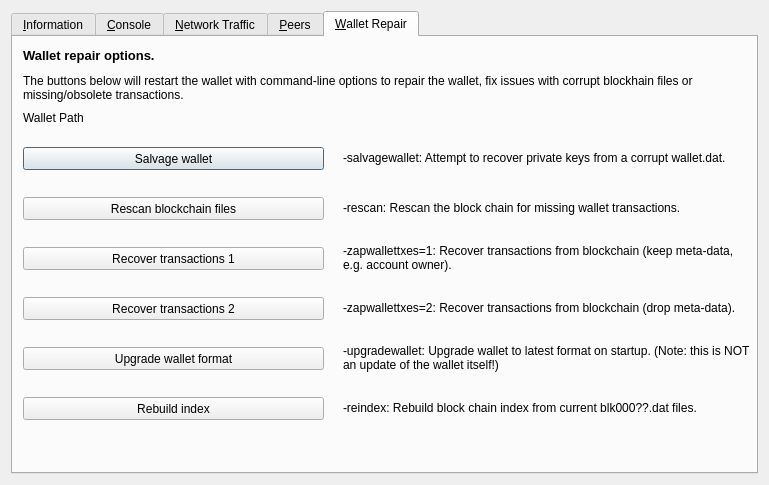
Above: src/qt/forms/rpcconsole.ui from listedlinked/superbee before the change. Below: the same form after it.
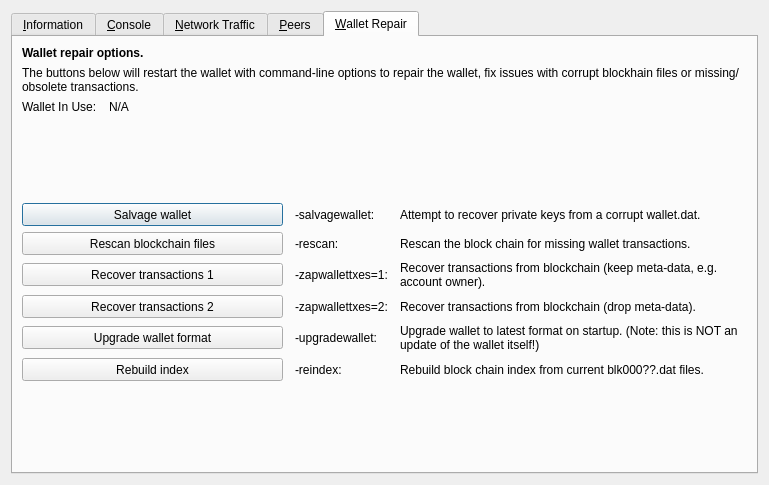
That is the form after the change. The open tabs and pages were chosen to show the change. Icons and pictures are not drawn. Custom widgets are drawn as their Qt base class.

Commit message: [Qt] Refactor layout for rpcconsole UI

Diff of the .ui file:
```diff
--- a/src/qt/forms/rpcconsole.ui
+++ b/src/qt/forms/rpcconsole.ui
@@ -1068,18 +1068,80 @@
       <attribute name="title">
        <string>&amp;Wallet Repair</string>
       </attribute>
+      <layout class="QGridLayout" name="gridLayout_4" columnstretch="0,1,0,2">
+       <property name="horizontalSpacing">
+        <number>12</number>
+       </property>
+       <item row="0" column="0" colspan="4">
+        <widget class="QLabel" name="label_repair_header">
+         <property name="font">
+          <font>
+           <weight>75</weight>
+           <bold>true</bold>
+          </font>
+         </property>
+         <property name="text">
+          <string>Wallet repair options.</string>
+         </property>
+        </widget>
+       </item>
+       <item row="1" column="0" colspan="4">
+        <widget class="QLabel" name="label_repair_helptext">
+         <property name="font">
+          <font>
+           <weight>50</weight>
+           <bold>false</bold>
+          </font>
+         </property>
+         <property name="text">
+          <string>The buttons below will restart the wallet with command-line options to repair the wallet, fix issues with corrupt blockhain files or missing/obsolete transactions.</string>
+         </property>
+         <property name="wordWrap">
+          <bool>true</bool>
+         </property>
+        </widget>
+       </item>
+       <item row="2" column="0">
+        <widget class="QLabel" name="wallet_path_label">
+         <property name="text">
+          <string>Wallet In Use:</string>
+         </property>
+        </widget>
+       </item>
+       <item row="2" column="1" colspan="3">
+        <widget class="QLabel" name="wallet_path">
+         <property name="cursor">
+          <cursorShape>IBeamCursor</cursorShape>
+         </property>
+         <property name="text">
+          <string>N/A</string>
+         </property>
+         <property name="textFormat">
+          <enum>Qt::PlainText</enum>
+         </property>
+         <property name="textInteractionFlags">
+          <set>Qt::LinksAccessibleByMouse|Qt::TextSelectableByKeyboard|Qt::TextSelectableByMouse</set>
+         </property>
+        </widget>
+       </item>
+       <item row="3" column="0">
+        <spacer name="verticalSpacer_repair1">
+         <property name="orientation">
+          <enum>Qt::Vertical</enum>
+         </property>
+         <property name="sizeHint" stdset="0">
+          <size>
+           <width>10</width>
+           <height>10</height>
+          </size>
+         </property>
+        </spacer>
+       </item>
+       <item row="4" column="0" colspan="2">
       <widget class="QPushButton" name="btn_salvagewallet">
-       <property name="geometry">
-        <rect>
-         <x>10</x>
-         <y>110</y>
-         <width>301</width>
-         <height>23</height>
-        </rect>
-       </property>
        <property name="minimumSize">
         <size>
-         <width>180</width>
+           <width>100</width>
          <height>23</height>
         </size>
        </property>
@@ -1087,18 +1149,29 @@
         <string>Salvage wallet</string>
        </property>
       </widget>
+       </item>
+       <item row="4" column="2">
+        <widget class="QLabel" name="label_repair_salvage_command">
+         <property name="text">
+          <string notr="true">-salvagewallet:</string>
+         </property>
+        </widget>
+       </item>
+       <item row="4" column="3">
+        <widget class="QLabel" name="label_repair_salvage">
+         <property name="text">
+          <string>Attempt to recover private keys from a corrupt wallet.dat.</string>
+         </property>
+         <property name="wordWrap">
+          <bool>true</bool>
+         </property>
+        </widget>
+       </item>
+       <item row="5" column="0" colspan="2">
       <widget class="QPushButton" name="btn_rescan">
-       <property name="geometry">
-        <rect>
-         <x>10</x>
-         <y>160</y>
-         <width>301</width>
-         <height>23</height>
-        </rect>
-       </property>
        <property name="minimumSize">
         <size>
-         <width>180</width>
+           <width>100</width>
          <height>23</height>
         </size>
        </property>
@@ -1106,18 +1179,29 @@
         <string>Rescan blockchain files</string>
        </property>
       </widget>
+       </item>
+       <item row="5" column="2">
+        <widget class="QLabel" name="label_repair_rescan_command">
+         <property name="text">
+          <string notr="true">-rescan:</string>
+         </property>
+        </widget>
+       </item>
+       <item row="5" column="3">
+        <widget class="QLabel" name="label_repair_rescan">
+         <property name="text">
+          <string>Rescan the block chain for missing wallet transactions.</string>
+         </property>
+         <property name="wordWrap">
+          <bool>true</bool>
+         </property>
+        </widget>
+       </item>
+       <item row="6" column="0" colspan="2">
       <widget class="QPushButton" name="btn_zapwallettxes1">
-       <property name="geometry">
-        <rect>
-         <x>10</x>
-         <y>210</y>
-         <width>301</width>
-         <height>23</height>
-        </rect>
-       </property>
        <property name="minimumSize">
         <size>
-         <width>180</width>
+           <width>100</width>
          <height>23</height>
         </size>
        </property>
@@ -1125,18 +1209,29 @@
         <string>Recover transactions 1</string>
        </property>
       </widget>
+       </item>
+       <item row="6" column="2">
+        <widget class="QLabel" name="label_repair_zap1_command">
+         <property name="text">
+          <string notr="true">-zapwallettxes=1:</string>
+         </property>
+        </widget>
+       </item>
+       <item row="6" column="3">
+        <widget class="QLabel" name="label_repair_zap1">
+         <property name="text">
+          <string>Recover transactions from blockchain (keep meta-data, e.g. account owner).</string>
+         </property>
+         <property name="wordWrap">
+          <bool>true</bool>
+         </property>
+        </widget>
+       </item>
+       <item row="7" column="0" colspan="2">
       <widget class="QPushButton" name="btn_zapwallettxes2">
-       <property name="geometry">
-        <rect>
-         <x>10</x>
-         <y>260</y>
-         <width>301</width>
-         <height>23</height>
-        </rect>
-       </property>
        <property name="minimumSize">
         <size>
-         <width>180</width>
+           <width>100</width>
          <height>23</height>
         </size>
        </property>
@@ -1144,18 +1239,29 @@
         <string>Recover transactions 2</string>
        </property>
       </widget>
+       </item>
+       <item row="7" column="2">
+        <widget class="QLabel" name="label_repair_zap2_command">
+         <property name="text">
+          <string notr="true">-zapwallettxes=2:</string>
+         </property>
+        </widget>
+       </item>
+       <item row="7" column="3">
+        <widget class="QLabel" name="label_repair_zap2">
+         <property name="text">
+          <string>Recover transactions from blockchain (drop meta-data).</string>
+         </property>
+         <property name="wordWrap">
+          <bool>true</bool>
+         </property>
+        </widget>
+       </item>
+       <item row="8" column="0" colspan="2">
       <widget class="QPushButton" name="btn_upgradewallet">
-       <property name="geometry">
-        <rect>
-         <x>10</x>
-         <y>310</y>
-         <width>301</width>
-         <height>23</height>
-        </rect>
-       </property>
        <property name="minimumSize">
         <size>
-         <width>180</width>
+           <width>100</width>
          <height>23</height>
         </size>
        </property>
@@ -1163,173 +1269,68 @@
         <string>Upgrade wallet format</string>
        </property>
       </widget>
-      <widget class="QLabel" name="label_repair_helptext">
-       <property name="geometry">
-        <rect>
-         <x>10</x>
-         <y>30</y>
-         <width>711</width>
-         <height>41</height>
-        </rect>
-       </property>
-       <property name="font">
-        <font>
-         <weight>50</weight>
-         <bold>false</bold>
-        </font>
-       </property>
+       </item>
+       <item row="8" column="2">
+        <widget class="QLabel" name="label_repair_upgrade_command">
        <property name="text">
-        <string>The buttons below will restart the wallet with command-line options to repair the wallet, fix issues with corrupt blockhain files or missing/obsolete transactions.</string>
-       </property>
-       <property name="wordWrap">
-        <bool>true</bool>
-       </property>
-      </widget>
-      <widget class="QLabel" name="label_repair_salvage">
-       <property name="geometry">
-        <rect>
-         <x>330</x>
-         <y>100</y>
-         <width>411</width>
-         <height>41</height>
-        </rect>
-       </property>
-       <property name="text">
-        <string>-salvagewallet: Attempt to recover private keys from a corrupt wallet.dat.</string>
-       </property>
-       <property name="wordWrap">
-        <bool>true</bool>
-       </property>
-      </widget>
-      <widget class="QLabel" name="label_repair_rescan">
-       <property name="geometry">
-        <rect>
-         <x>330</x>
-         <y>150</y>
-         <width>411</width>
-         <height>41</height>
-        </rect>
-       </property>
-       <property name="text">
-        <string>-rescan: Rescan the block chain for missing wallet transactions.</string>
-       </property>
-       <property name="wordWrap">
-        <bool>true</bool>
-       </property>
-      </widget>
-      <widget class="QLabel" name="label_repair_zap1">
-       <property name="geometry">
-        <rect>
-         <x>330</x>
-         <y>200</y>
-         <width>411</width>
-         <height>41</height>
-        </rect>
-       </property>
-       <property name="text">
-        <string>-zapwallettxes=1: Recover transactions from blockchain (keep meta-data, e.g. account owner).</string>
-       </property>
-       <property name="wordWrap">
-        <bool>true</bool>
-       </property>
-      </widget>
-      <widget class="QLabel" name="label_repair_zap2">
-       <property name="geometry">
-        <rect>
-         <x>330</x>
-         <y>250</y>
-         <width>411</width>
-         <height>41</height>
-        </rect>
-       </property>
-       <property name="text">
-        <string>-zapwallettxes=2: Recover transactions from blockchain (drop meta-data).</string>
-       </property>
-       <property name="wordWrap">
-        <bool>true</bool>
-       </property>
-      </widget>
+          <string notr="true">-upgradewallet:</string>
+         </property>
+        </widget>
+       </item>
+       <item row="8" column="3">
       <widget class="QLabel" name="label_repair_upgrade">
-       <property name="geometry">
-        <rect>
-         <x>330</x>
-         <y>300</y>
-         <width>411</width>
-         <height>41</height>
-        </rect>
-       </property>
        <property name="text">
-        <string>-upgradewallet: Upgrade wallet to latest format on startup. (Note: this is NOT an update of the wallet itself!)</string>
+          <string>Upgrade wallet to latest format on startup. (Note: this is NOT an update of the wallet itself!)</string>
        </property>
        <property name="wordWrap">
         <bool>true</bool>
        </property>
       </widget>
-      <widget class="QLabel" name="label_repair_header">
-       <property name="geometry">
-        <rect>
-         <x>10</x>
-         <y>10</y>
-         <width>711</width>
-         <height>16</height>
-        </rect>
-       </property>
-       <property name="font">
-        <font>
-         <pointsize>10</pointsize>
-         <weight>75</weight>
-         <bold>true</bold>
-        </font>
-       </property>
-       <property name="text">
-        <string>Wallet repair options.</string>
-       </property>
-       <property name="wordWrap">
-        <bool>true</bool>
-       </property>
-      </widget>
+       </item>
+       <item row="9" column="0" colspan="2">
       <widget class="QPushButton" name="btn_reindex">
-       <property name="geometry">
-        <rect>
-         <x>10</x>
-         <y>360</y>
-         <width>301</width>
+         <property name="minimumSize">
+          <size>
+           <width>100</width>
          <height>23</height>
-        </rect>
+          </size>
        </property>
        <property name="text">
         <string>Rebuild index</string>
        </property>
       </widget>
+       </item>
+       <item row="9" column="2">
+        <widget class="QLabel" name="label_repair_reindex_command">
+         <property name="text">
+          <string notr="true">-reindex:</string>
+         </property>
+        </widget>
+       </item>
+       <item row="9" column="3">
       <widget class="QLabel" name="label_repair_reindex">
-       <property name="geometry">
-        <rect>
-         <x>330</x>
-         <y>350</y>
-         <width>411</width>
-         <height>41</height>
-        </rect>
-       </property>
        <property name="text">
-        <string>-reindex: Rebuild block chain index from current blk000??.dat files.</string>
+          <string>Rebuild block chain index from current blk000??.dat files.</string>
        </property>
        <property name="wordWrap">
         <bool>true</bool>
        </property>
       </widget>
-      <widget class="QLabel" name="wallet_path">
-       <property name="geometry">
-        <rect>
-         <x>10</x>
-         <y>70</y>
-         <width>711</width>
-         <height>21</height>
-        </rect>
-       </property>
-       <property name="text">
-        <string>Wallet Path</string>
-       </property>
-      </widget>
+       </item>
+       <item row="10" column="0">
+        <spacer name="verticalSpacer_repair2">
+         <property name="orientation">
+          <enum>Qt::Vertical</enum>
+         </property>
+         <property name="sizeHint" stdset="0">
+          <size>
+           <width>20</width>
+           <height>10</height>
+          </size>
+         </property>
+        </spacer>
+       </item>
+      </layout>
      </widget>
     </widget>
    </item>
```
Left out of the diff: 364 changed lines with no effect on the pictures. Lines whose indentation alone changed are shown as unchanged. The commit also changes 1 other file.
